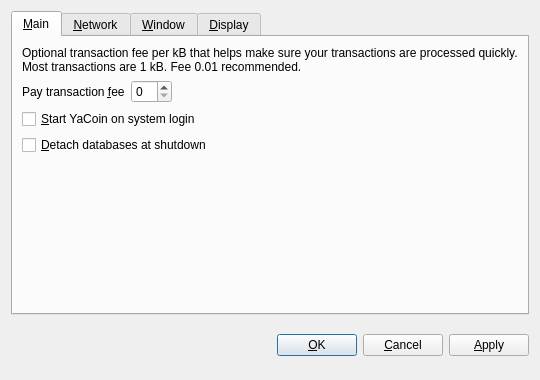
The window that src/qt/forms/optionsdialog.ui (yacoin/yacoin) describes before a commit, drawn with Qt 5.
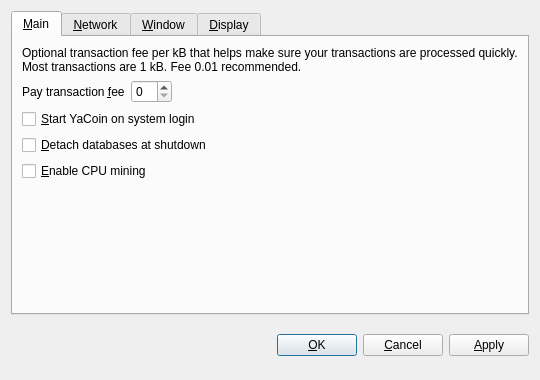
The same window after the commit. Custom widgets are drawn as their Qt base class.

Commit message: Add Qt GUI CPU PoW mining checkbox

Patch:
```diff
--- a/src/qt/forms/optionsdialog.ui
+++ b/src/qt/forms/optionsdialog.ui
@@ -96,6 +96,16 @@
          </property>
         </widget>
        </item>
+       <item>
+        <widget class="QCheckBox" name="cpuMining">
+         <property name="toolTip">
+          <string>Enable Proof-of-Work CPU mining (generating/minting) of YACoins (NOT to be confused with Proof-of-Stake!).</string>
+         </property>
+         <property name="text">
+          <string>&amp;Enable CPU mining</string>
+         </property>
+        </widget>
+       </item>
        <item>
         <spacer name="verticalSpacer_Main">
          <property name="orientation">
```
The commit also changes 3 other files.
